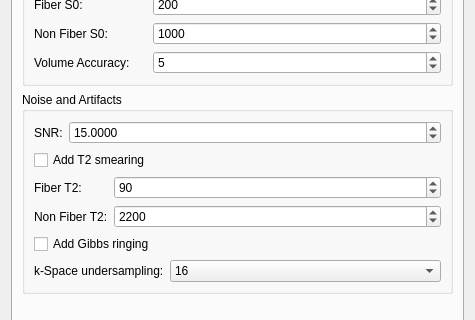
This is Plugins/org.mitk.gui.qt.diffusionimaging/src/internal/QmitkFiberfoxViewControls.ui in MITK/MITK as Qt 5 draws it before an edit; both pictures show x 0 to 475 and y 423 to 743 of the 475 by 825 pixel window. The edited form follows.
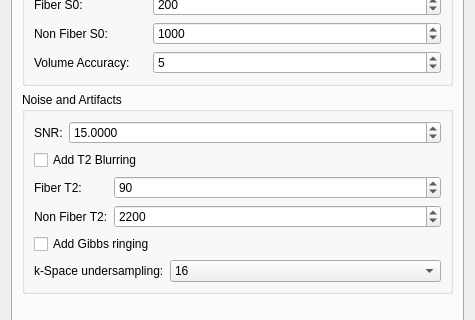
This is the edited form. The open tabs and pages were chosen to show the change. Icons and pictures are not drawn.

The edit to the form file:
```diff
--- a/Plugins/org.mitk.gui.qt.diffusionimaging/src/internal/QmitkFiberfoxViewControls.ui
+++ b/Plugins/org.mitk.gui.qt.diffusionimaging/src/internal/QmitkFiberfoxViewControls.ui
@@ -605,7 +605,7 @@
           <item row="2" column="0">
            <widget class="QCheckBox" name="m_AddT2Smearing">
             <property name="text">
-             <string>Add T2 smearing</string>
+             <string>Add T2 Blurring</string>
             </property>
             <property name="checked">
              <bool>false</bool>
```
Left out of the diff: 21 changed lines with no effect on the pictures.
